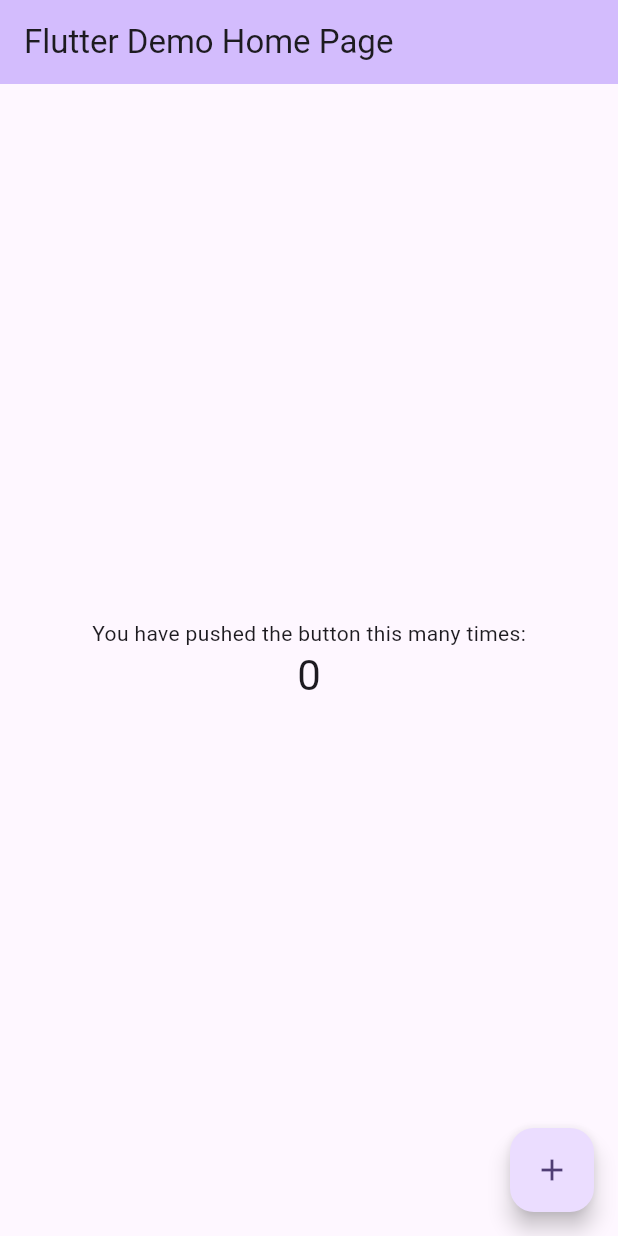
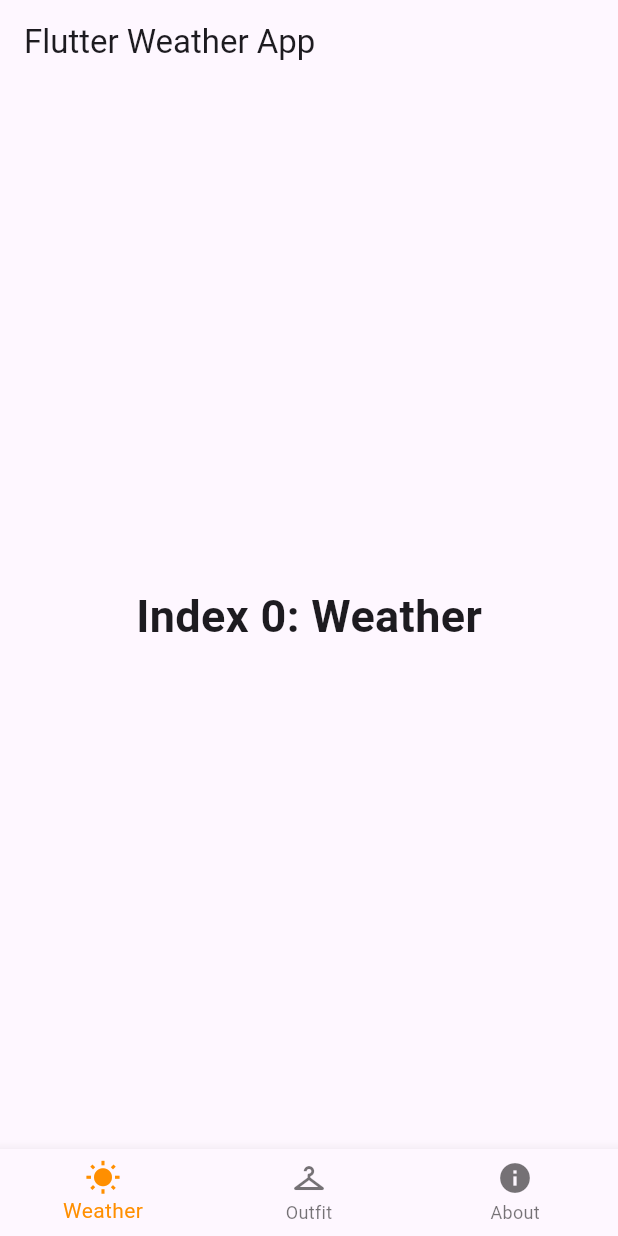
Before and after one commit to filipbagen/flutter_weather_app, a Flutter app: the screen it shows after launch, on a phone screen of 412 x 824 dp. Run offline on Flutter 3.47's test engine with Material 3 defaults, Android fonts, the phone set to English and light mode, and no system bars.

Commit message:
Refactor main app structure to implement Bottom Navigation Bar and streamline widget hierarchy

```diff
--- a/lib/main.dart
+++ b/lib/main.dart
@@ -1,122 +1,63 @@
 import 'package:flutter/material.dart';
 
-void main() {
-  runApp(const MyApp());
-}
+void main() => runApp(const WeatherApp());
 
-class MyApp extends StatelessWidget {
-  const MyApp({super.key});
+class WeatherApp extends StatelessWidget {
+  const WeatherApp({super.key});
 
-  // This widget is the root of your application.
   @override
   Widget build(BuildContext context) {
-    return MaterialApp(
-      title: 'Flutter Demo',
-      theme: ThemeData(
-        // This is the theme of your application.
-        //
-        // TRY THIS: Try running your application with "flutter run". You'll see
-        // the application has a purple toolbar. Then, without quitting the app,
-        // try changing the seedColor in the colorScheme below to Colors.green
-        // and then invoke "hot reload" (save your changes or press the "hot
-        // reload" button in a Flutter-supported IDE, or press "r" if you used
-        // the command line to start the app).
-        //
-        // Notice that the counter didn't reset back to zero; the application
-        // state is not lost during the reload. To reset the state, use hot
-        // restart instead.
-        //
-        // This works for code too, not just values: Most code changes can be
-        // tested with just a hot reload.
-        colorScheme: ColorScheme.fromSeed(seedColor: Colors.deepPurple),
-      ),
-      home: const MyHomePage(title: 'Flutter Demo Home Page'),
-    );
+    return const MaterialApp(home: BottomNavigationBarExample());
   }
 }
 
-class MyHomePage extends StatefulWidget {
-  const MyHomePage({super.key, required this.title});
-
-  // This widget is the home page of your application. It is stateful, meaning
-  // that it has a State object (defined below) that contains fields that affect
-  // how it looks.
-
-  // This class is the configuration for the state. It holds the values (in this
-  // case the title) provided by the parent (in this case the App widget) and
-  // used by the build method of the State. Fields in a Widget subclass are
-  // always marked "final".
-
-  final String title;
+class BottomNavigationBarExample extends StatefulWidget {
+  const BottomNavigationBarExample({super.key});
 
   @override
-  State<MyHomePage> createState() => _MyHomePageState();
+  State<BottomNavigationBarExample> createState() =>
+      _BottomNavigationBarExampleState();
 }
 
-class _MyHomePageState extends State<MyHomePage> {
-  int _counter = 0;
+class _BottomNavigationBarExampleState
+    extends State<BottomNavigationBarExample> {
+  int _selectedIndex = 0;
+  static const TextStyle optionStyle = TextStyle(
+    fontSize: 30,
+    fontWeight: FontWeight.bold,
+  );
+  static const List<Widget> _widgetOptions = <Widget>[
+    Text('Index 0: Weather', style: optionStyle),
+    Text('Index 1: AI Recomentation', style: optionStyle),
+    Text('Index 2: About', style: optionStyle),
+  ];
 
-  void _incrementCounter() {
+  void _onItemTapped(int index) {
     setState(() {
-      // This call to setState tells the Flutter framework that something has
-      // changed in this State, which causes it to rerun the build method below
-      // so that the display can reflect the updated values. If we changed
-      // _counter without calling setState(), then the build method would not be
-      // called again, and so nothing would appear to happen.
-      _counter++;
+      _selectedIndex = index;
     });
   }
 
   @override
   Widget build(BuildContext context) {
-    // This method is rerun every time setState is called, for instance as done
-    // by the _incrementCounter method above.
-    //
-    // The Flutter framework has been optimized to make rerunning build methods
-    // fast, so that you can just rebuild anything that needs updating rather
-    // than having to individually change instances of widgets.
     return Scaffold(
-      appBar: AppBar(
-        // TRY THIS: Try changing the color here to a specific color (to
-        // Colors.amber, perhaps?) and trigger a hot reload to see the AppBar
-        // change color while the other colors stay the same.
-        backgroundColor: Theme.of(context).colorScheme.inversePrimary,
-        // Here we take the value from the MyHomePage object that was created by
-        // the App.build method, and use it to set our appbar title.
-        title: Text(widget.title),
+      appBar: AppBar(title: const Text('Flutter Weather App')),
+      body: Center(child: _widgetOptions.elementAt(_selectedIndex)),
+      bottomNavigationBar: BottomNavigationBar(
+        items: const <BottomNavigationBarItem>[
+          // Weather page
+          BottomNavigationBarItem(icon: Icon(Icons.wb_sunny), label: 'Weather'),
+
+          // AI Outfit Recommendation page
+          BottomNavigationBarItem(icon: Icon(Icons.checkroom), label: 'Outfit'),
+
+          // About page
+          BottomNavigationBarItem(icon: Icon(Icons.info), label: 'About'),
+        ],
+        currentIndex: _selectedIndex,
+        selectedItemColor: Colors.amber[800],
+        onTap: _onItemTapped,
       ),
-      body: Center(
-        // Center is a layout widget. It takes a single child and positions it
-        // in the middle of the parent.
-        child: Column(
-          // Column is also a layout widget. It takes a list of children and
-          // arranges them vertically. By default, it sizes itself to fit its
-          // children horizontally, and tries to be as tall as its parent.
-          //
-          // Column has various properties to control how it sizes itself and
-          // how it positions its children. Here we use mainAxisAlignment to
-          // center the children vertically; the main axis here is the vertical
-          // axis because Columns are vertical (the cross axis would be
-          // horizontal).
-          //
-          // TRY THIS: Invoke "debug painting" (choose the "Toggle Debug Paint"
-          // action in the IDE, or press "p" in the console), to see the
-          // wireframe for each widget.
-          mainAxisAlignment: MainAxisAlignment.center,
-          children: <Widget>[
-            const Text('You have pushed the button this many times:'),
-            Text(
-              '$_counter',
-              style: Theme.of(context).textTheme.headlineMedium,
-            ),
-          ],
-        ),
-      ),
-      floatingActionButton: FloatingActionButton(
-        onPressed: _incrementCounter,
-        tooltip: 'Increment',
-        child: const Icon(Icons.add),
-      ), // This trailing comma makes auto-formatting nicer for build methods.
     );
   }
 }
```
